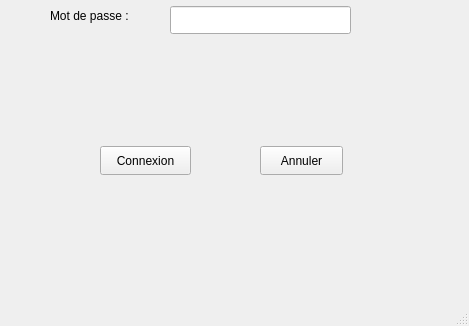
Old version of the form Projet-IHM-Plaque/mainwindow.ui in the repository SomeBoringNerd/ProjectBlackMirror; both pictures show x 0 to 469 and y 274 to 600 of the 469 by 600 pixel window.
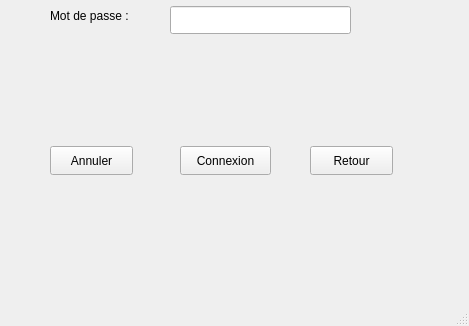
New version of the form.

Commit message: Bouton Retour

Patch:
```diff
--- a/Projet-IHM-Plaque/mainwindow.ui
+++ b/Projet-IHM-Plaque/mainwindow.ui
@@ -456,7 +456,7 @@
      <widget class="QPushButton" name="pushButton_3_Connexion">
       <property name="geometry">
        <rect>
-        <x>80</x>
+        <x>160</x>
         <y>400</y>
         <width>91</width>
         <height>29</height>
@@ -469,7 +469,7 @@
      <widget class="QPushButton" name="pushButton_Annuler_Connexion">
       <property name="geometry">
        <rect>
-        <x>240</x>
+        <x>30</x>
         <y>400</y>
         <width>83</width>
         <height>29</height>
@@ -479,6 +479,19 @@
        <string>Annuler</string>
       </property>
      </widget>
+     <widget class="QPushButton" name="pushButton">
+      <property name="geometry">
+       <rect>
+        <x>290</x>
+        <y>400</y>
+        <width>83</width>
+        <height>29</height>
+       </rect>
+      </property>
+      <property name="text">
+       <string>Retour</string>
+      </property>
+     </widget>
     </widget>
    </widget>
   </widget>
```
